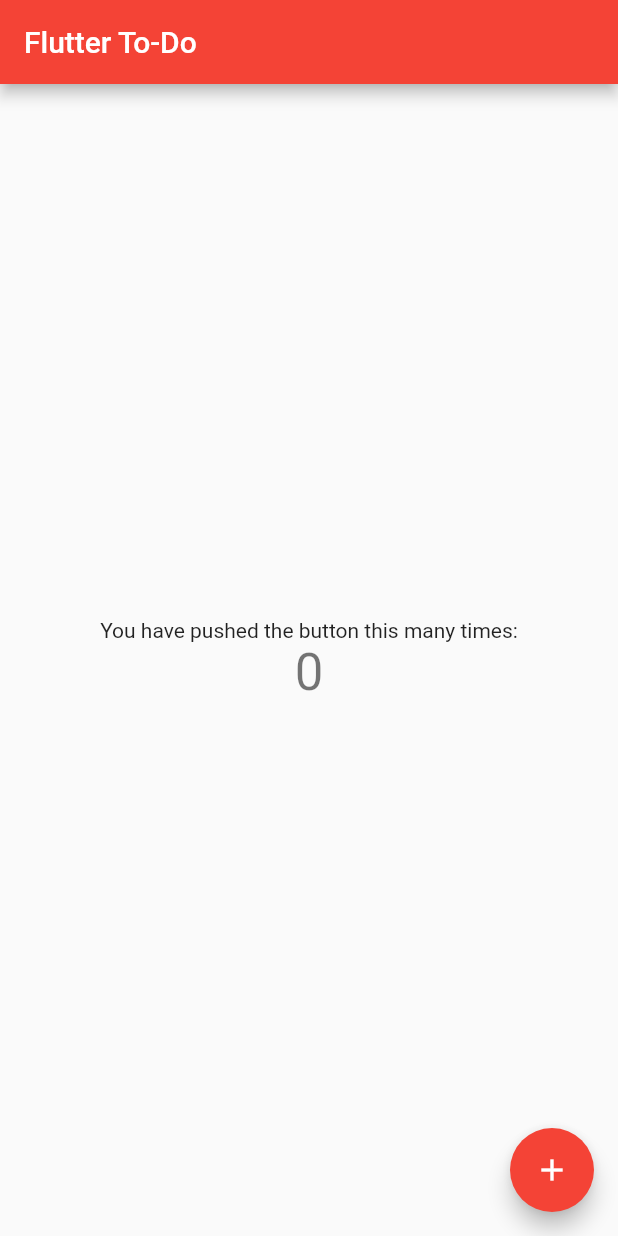
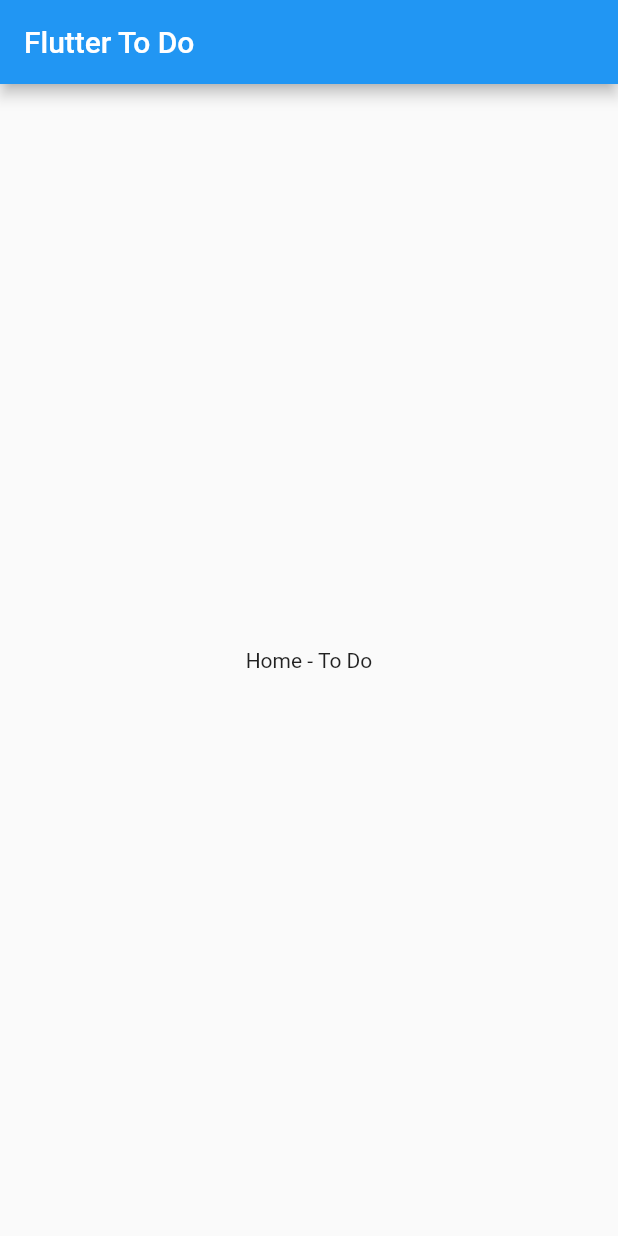
Before and after one commit to wendellarnald/flutter-to-do, a Flutter app: the screen it shows after launch, on a phone screen of 412 x 824 dp. Run offline on Flutter 3.47's test engine with Material 2 defaults, Android fonts, the phone set to English and light mode, and no system bars.

Commit message:
Add Scaffold
Change container for scaffold in HomePage.

```diff
--- a/lib/main.dart
+++ b/lib/main.dart
@@ -1,117 +1,33 @@
 import 'package:flutter/material.dart';
 
-void main() {
-  runApp(MyApp());
-}
+void main() => runApp(App());
 
-class MyApp extends StatelessWidget {
-  // This widget is the root of your application.
+class App extends StatelessWidget {
   @override
   Widget build(BuildContext context) {
     return MaterialApp(
-      title: 'Flutter Demo',
+      title: 'Flutter To Do',
+      debugShowCheckedModeBanner: false,
       theme: ThemeData(
-        // This is the theme of your application.
-        //
-        // Try running your application with "flutter run". You'll see the
-        // application has a blue toolbar. Then, without quitting the app, try
-        // changing the primarySwatch below to Colors.green and then invoke
-        // "hot reload" (press "r" in the console where you ran "flutter run",
-        // or simply save your changes to "hot reload" in a Flutter IDE).
-        // Notice that the counter didn't reset back to zero; the application
-        // is not restarted.
-        primarySwatch: Colors.red,
-        // This makes the visual density adapt to the platform that you run
-        // the app on. For desktop platforms, the controls will be smaller and
-        // closer together (more dense) than on mobile platforms.
-        visualDensity: VisualDensity.adaptivePlatformDensity,
+        primarySwatch: Colors.blue,
       ),
-      home: MyHomePage(title: 'Flutter To-Do'),
+      home: HomePage(),
     );
   }
 }
 
-class MyHomePage extends StatefulWidget {
-  MyHomePage({Key key, this.title}) : super(key: key);
-
-  // This widget is the home page of your application. It is stateful, meaning
-  // that it has a State object (defined below) that contains fields that affect
-  // how it looks.
-
-  // This class is the configuration for the state. It holds the values (in this
-  // case the title) provided by the parent (in this case the App widget) and
-  // used by the build method of the State. Fields in a Widget subclass are
-  // always marked "final".
-
-  final String title;
-
-  @override
-  _MyHomePageState createState() => _MyHomePageState();
-}
-
-class _MyHomePageState extends State<MyHomePage> {
-  int _counter = 0;
-
-  void _incrementCounter() {
-    setState(() {
-      // This call to setState tells the Flutter framework that something has
-      // changed in this State, which causes it to rerun the build method below
-      // so that the display can reflect the updated values. If we changed
-      // _counter without calling setState(), then the build method would not be
-      // called again, and so nothing would appear to happen.
-      _counter++;
-    });
-  }
-
+class HomePage extends StatelessWidget {
   @override
   Widget build(BuildContext context) {
-    // This method is rerun every time setState is called, for instance as done
-    // by the _incrementCounter method above.
-    //
-    // The Flutter framework has been optimized to make rerunning build methods
-    // fast, so that you can just rebuild anything that needs updating rather
-    // than having to individually change instances of widgets.
     return Scaffold(
       appBar: AppBar(
-        // Here we take the value from the MyHomePage object that was created by
-        // the App.build method, and use it to set our appbar title.
-        title: Text(widget.title),
+        title: Text("Flutter To Do"),
       ),
-      body: Center(
-        // Center is a layout widget. It takes a single child and positions it
-        // in the middle of the parent.
-        child: Column(
-          // Column is also a layout widget. It takes a list of children and
-          // arranges them vertically. By default, it sizes itself to fit its
-          // children horizontally, and tries to be as tall as its parent.
-          //
-          // Invoke "debug painting" (press "p" in the console, choose the
-          // "Toggle Debug Paint" action from the Flutter Inspector in Android
-          // Studio, or the "Toggle Debug Paint" command in Visual Studio Code)
-          // to see the wireframe for each widget.
-          //
-          // Column has various properties to control how it sizes itself and
-          // how it positions its children. Here we use mainAxisAlignment to
-          // center the children vertically; the main axis here is the vertical
-          // axis because Columns are vertical (the cross axis would be
-          // horizontal).
-          mainAxisAlignment: MainAxisAlignment.center,
-          children: <Widget>[
-            Text(
-              'You have pushed the button this many times:',
-            ),
-            Text(
-              '$_counter',
-              style: Theme.of(context).textTheme.headline4,
-            ),
-          ],
+      body: Container(
+        child: Center(
+          child: Text("Home - To Do"),
         ),
       ),
-      floatingActionButton: FloatingActionButton(
-        onPressed: _incrementCounter,
-        tooltip: 'Increment',
-        child: Icon(Icons.add),
-      ), // This trailing comma makes auto-formatting nicer for build methods.
     );
   }
 }
```
